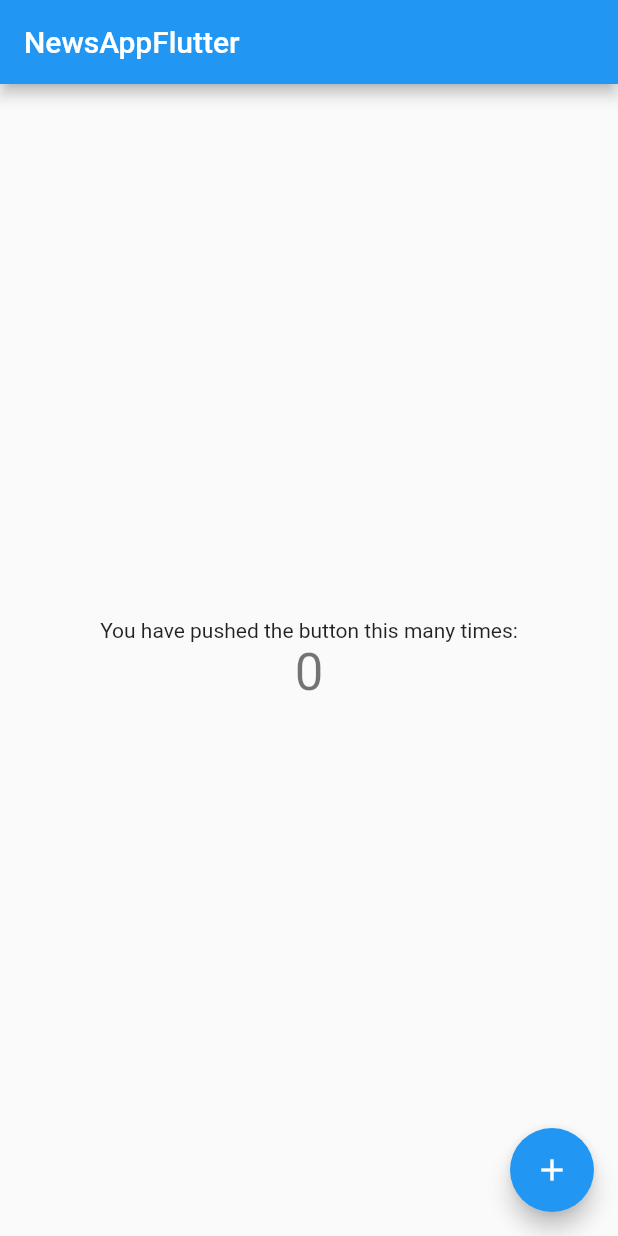
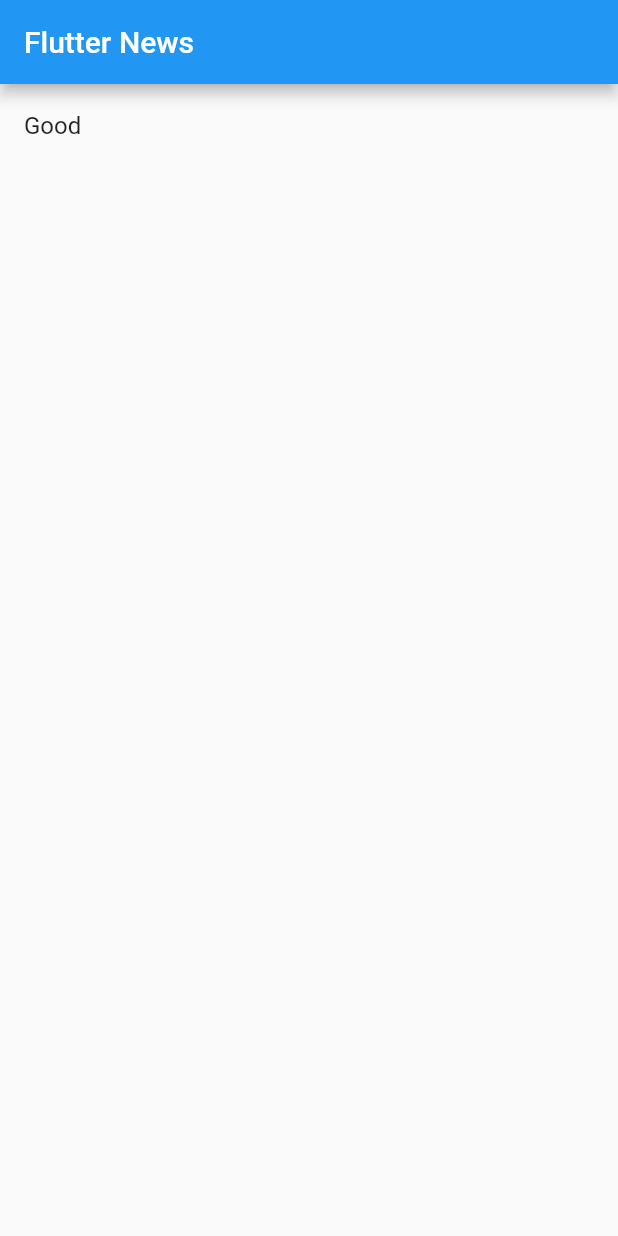
Before and after one commit to sudheer019/NewsAppFlutter, a Flutter app: the screen it shows after launch, on a phone screen of 412 x 824 dp. Run offline on Flutter 3.47's test engine with Material 2 defaults, Android fonts, the phone set to English and light mode, and no system bars.

Commit message:
Main Screen Added For Ui

```diff
--- /dev/null
+++ b/lib/HomeScreen.dart
@@ -0,0 +1,23 @@
+import 'package:flutter/cupertino.dart';
+import 'package:flutter/material.dart';
+
+class NewsHomeScreen extends StatefulWidget {
+  @override
+  MainNewsState createState() => MainNewsState();
+}
+
+class MainNewsState extends State<NewsHomeScreen> {
+  @override
+  Widget build(BuildContext context) {
+    return Scaffold(
+      appBar: AppBar(
+        title: Text("Flutter News"),
+      ),
+      body: Container(
+        child: ListTile(
+          title: Text("Good"),
+        ),
+      ),
+    );
+  }
+}
--- a/lib/main.dart
+++ b/lib/main.dart
@@ -1,4 +1,5 @@
 import 'package:flutter/material.dart';
+import 'package:flutter_application_1/HomeScreen.dart';
 
 void main() {
   runApp(MyApp());
@@ -22,7 +23,7 @@ class MyApp extends StatelessWidget {
         // is not restarted.
         primarySwatch: Colors.blue,
       ),
-      home: MyHomePage(title: 'NewsAppFlutter'),
+      home: NewsHomeScreen(),
     );
   }
 }
```
